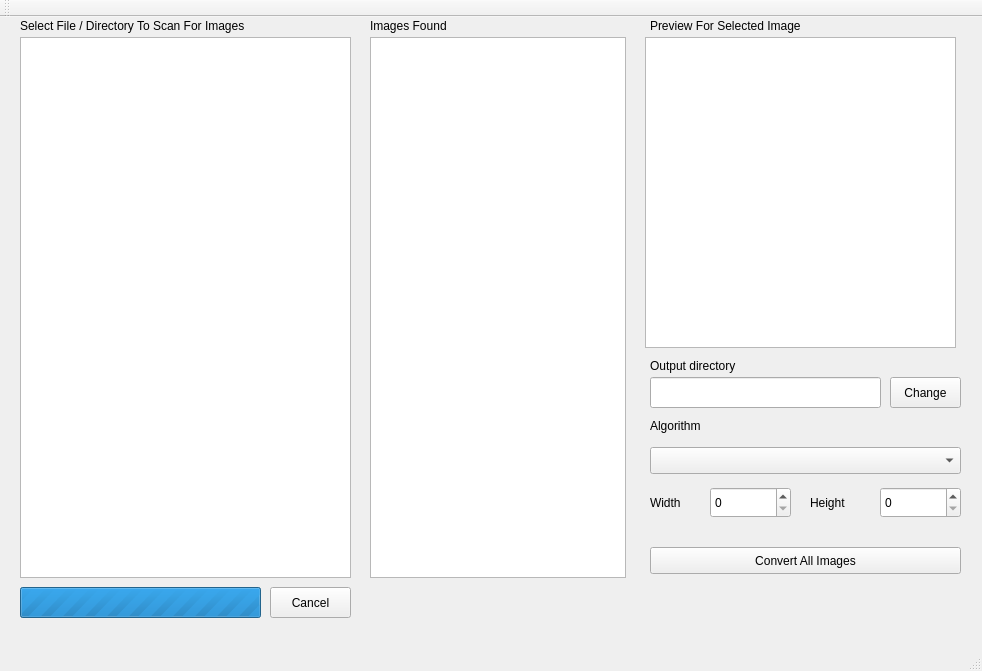
bestimmaa/batch-image-resizer-qt-opencv, file qt_creator_project/bbp-qt/mainwindow.ui: the form before one commit.
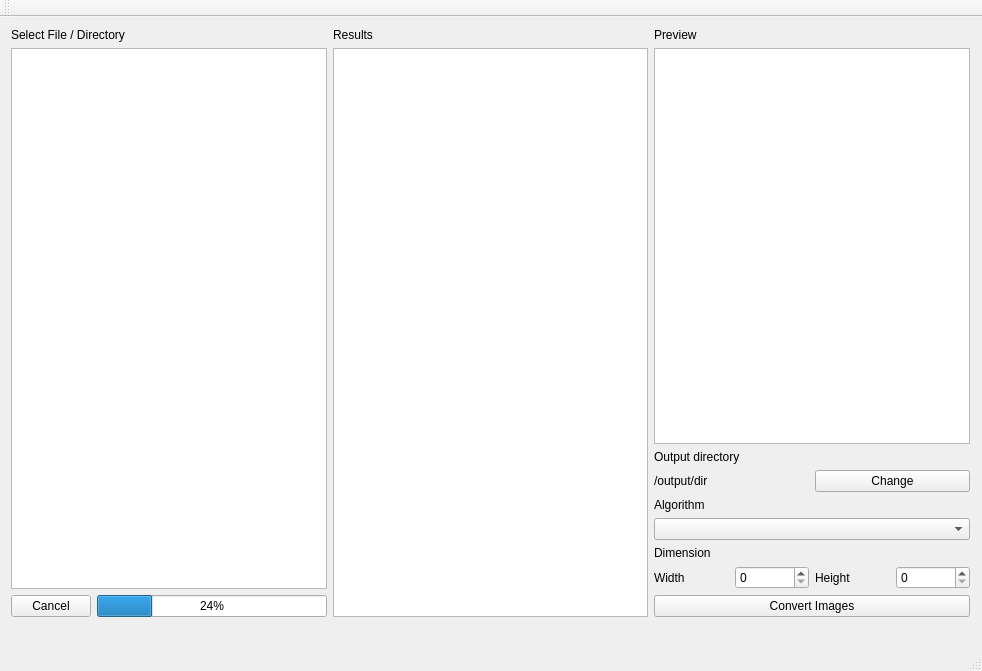
The form after the commit.

Commit message: updated ui with layouts

Patch:
```diff
--- a/qt_creator_project/bbp-qt/mainwindow.ui
+++ b/qt_creator_project/bbp-qt/mainwindow.ui
@@ -14,224 +14,150 @@
    <string>Batch Image Processor</string>
   </property>
   <widget class="QWidget" name="centralWidget">
-   <widget class="QTreeView" name="dirSelector">
-    <property name="enabled">
-     <bool>true</bool>
-    </property>
+   <widget class="QWidget" name="horizontalLayoutWidget">
     <property name="geometry">
      <rect>
-      <x>20</x>
-      <y>20</y>
-      <width>331</width>
-      <height>541</height>
-     </rect>
-    </property>
-   </widget>
-   <widget class="QLabel" name="labelSelectFiles">
-    <property name="geometry">
-     <rect>
-      <x>20</x>
+      <x>0</x>
       <y>0</y>
-      <width>331</width>
-      <height>17</height>
+      <width>981</width>
+      <height>611</height>
      </rect>
     </property>
-    <property name="text">
-     <string>Select File / Directory To Scan For Images</string>
-    </property>
-   </widget>
-   <widget class="QPushButton" name="buttonConvert">
-    <property name="geometry">
-     <rect>
-      <x>650</x>
-      <y>530</y>
-      <width>311</width>
-      <height>27</height>
-     </rect>
-    </property>
-    <property name="text">
-     <string>Convert All Images</string>
-    </property>
-   </widget>
-   <widget class="QProgressBar" name="progressBarLoadingFiles">
-    <property name="geometry">
-     <rect>
-      <x>20</x>
-      <y>570</y>
-      <width>241</width>
-      <height>31</height>
-     </rect>
-    </property>
-    <property name="maximum">
-     <number>0</number>
-    </property>
-    <property name="value">
-     <number>-1</number>
-    </property>
-   </widget>
-   <widget class="QPushButton" name="buttonCancel">
-    <property name="geometry">
-     <rect>
-      <x>270</x>
-      <y>570</y>
-      <width>81</width>
-      <height>31</height>
-     </rect>
-    </property>
-    <property name="text">
-     <string>Cancel</string>
-    </property>
-   </widget>
-   <widget class="QListView" name="imagesList">
-    <property name="geometry">
-     <rect>
-      <x>370</x>
-      <y>20</y>
-      <width>256</width>
-      <height>541</height>
-     </rect>
-    </property>
-   </widget>
-   <widget class="QLabel" name="labelSelectFiles_2">
-    <property name="geometry">
-     <rect>
-      <x>370</x>
-      <y>0</y>
-      <width>251</width>
-      <height>17</height>
-     </rect>
-    </property>
-    <property name="text">
-     <string>Images Found</string>
-    </property>
-   </widget>
-   <widget class="QComboBox" name="comboBox">
-    <property name="geometry">
-     <rect>
-      <x>650</x>
-      <y>430</y>
-      <width>311</width>
-      <height>27</height>
-     </rect>
-    </property>
-   </widget>
-   <widget class="QSpinBox" name="spinBox">
-    <property name="geometry">
-     <rect>
-      <x>710</x>
-      <y>470</y>
-      <width>81</width>
-      <height>31</height>
-     </rect>
-    </property>
-   </widget>
-   <widget class="QSpinBox" name="spinBox_2">
-    <property name="geometry">
-     <rect>
-      <x>880</x>
-      <y>470</y>
-      <width>81</width>
-      <height>31</height>
-     </rect>
-    </property>
-   </widget>
-   <widget class="QLabel" name="label">
-    <property name="geometry">
-     <rect>
-      <x>650</x>
-      <y>400</y>
-      <width>311</width>
-      <height>17</height>
-     </rect>
-    </property>
-    <property name="text">
-     <string>Algorithm</string>
-    </property>
-   </widget>
-   <widget class="QLabel" name="label_2">
-    <property name="geometry">
-     <rect>
-      <x>650</x>
-      <y>470</y>
-      <width>61</width>
-      <height>31</height>
-     </rect>
-    </property>
-    <property name="text">
-     <string>Width</string>
-    </property>
-   </widget>
-   <widget class="QLabel" name="label_3">
-    <property name="geometry">
-     <rect>
-      <x>810</x>
-      <y>470</y>
-      <width>61</width>
-      <height>31</height>
-     </rect>
-    </property>
-    <property name="text">
-     <string>Height</string>
-    </property>
-   </widget>
-   <widget class="QGraphicsView" name="graphicsView">
-    <property name="geometry">
-     <rect>
-      <x>645</x>
-      <y>20</y>
-      <width>311</width>
-      <height>311</height>
-     </rect>
-    </property>
-   </widget>
-   <widget class="QLabel" name="labelSelectFiles_3">
-    <property name="geometry">
-     <rect>
-      <x>650</x>
-      <y>0</y>
-      <width>251</width>
-      <height>17</height>
-     </rect>
-    </property>
-    <property name="text">
-     <string>Preview For Selected Image</string>
-    </property>
-   </widget>
-   <widget class="QLabel" name="label_4">
-    <property name="geometry">
-     <rect>
-      <x>650</x>
-      <y>340</y>
-      <width>301</width>
-      <height>17</height>
-     </rect>
-    </property>
-    <property name="text">
-     <string>Output directory</string>
-    </property>
-   </widget>
-   <widget class="QPushButton" name="pushButton">
-    <property name="geometry">
-     <rect>
-      <x>890</x>
-      <y>360</y>
-      <width>71</width>
-      <height>31</height>
-     </rect>
-    </property>
-    <property name="text">
-     <string>Change</string>
-    </property>
-   </widget>
-   <widget class="QLineEdit" name="lineEdit">
-    <property name="geometry">
-     <rect>
-      <x>650</x>
-      <y>360</y>
-      <width>231</width>
-      <height>31</height>
-     </rect>
-    </property>
+    <layout class="QHBoxLayout" name="horizontalLayout">
+     <item>
+      <layout class="QVBoxLayout" name="left">
+       <item>
+        <widget class="QLabel" name="labelSelectFiles">
+         <property name="text">
+          <string>Select File / Directory</string>
+         </property>
+        </widget>
+       </item>
+       <item>
+        <widget class="QTreeView" name="dirSelector"/>
+       </item>
+       <item>
+        <layout class="QHBoxLayout" name="loadingProgressLayout">
+         <item>
+          <widget class="QPushButton" name="buttonCancel">
+           <property name="text">
+            <string>Cancel</string>
+           </property>
+          </widget>
+         </item>
+         <item>
+          <widget class="QProgressBar" name="progressBarLoadingFiles">
+           <property name="value">
+            <number>24</number>
+           </property>
+          </widget>
+         </item>
+        </layout>
+       </item>
+      </layout>
+     </item>
+     <item>
+      <layout class="QVBoxLayout" name="middle">
+       <item alignment="Qt::AlignTop">
+        <widget class="QLabel" name="labelResults">
+         <property name="text">
+          <string>Results</string>
+         </property>
+        </widget>
+       </item>
+       <item>
+        <widget class="QListView" name="imagesList"/>
+       </item>
+      </layout>
+     </item>
+     <item>
+      <layout class="QVBoxLayout" name="right">
+       <item>
+        <widget class="QLabel" name="labelPreview">
+         <property name="text">
+          <string>Preview</string>
+         </property>
+        </widget>
+       </item>
+       <item>
+        <widget class="QGraphicsView" name="graphicsView"/>
+       </item>
+       <item>
+        <widget class="QLabel" name="labelOutput">
+         <property name="text">
+          <string>Output directory</string>
+         </property>
+        </widget>
+       </item>
+       <item>
+        <layout class="QHBoxLayout" name="destinationLayout">
+         <item>
+          <widget class="QLabel" name="label_4">
+           <property name="text">
+            <string>/output/dir</string>
+           </property>
+          </widget>
+         </item>
+         <item>
+          <widget class="QPushButton" name="pushButton">
+           <property name="text">
+            <string>Change</string>
+           </property>
+          </widget>
+         </item>
+        </layout>
+       </item>
+       <item>
+        <widget class="QLabel" name="labelAlgorithm">
+         <property name="text">
+          <string>Algorithm</string>
+         </property>
+        </widget>
+       </item>
+       <item>
+        <widget class="QComboBox" name="comboBox"/>
+       </item>
+       <item>
+        <widget class="QLabel" name="labelSize">
+         <property name="text">
+          <string>Dimension</string>
+         </property>
+        </widget>
+       </item>
+       <item>
+        <layout class="QHBoxLayout" name="sizeLayout">
+         <item>
+          <widget class="QLabel" name="labelWidth">
+           <property name="text">
+            <string>Width</string>
+           </property>
+          </widget>
+         </item>
+         <item>
+          <widget class="QSpinBox" name="spinBox"/>
+         </item>
+         <item>
+          <widget class="QLabel" name="label_2">
+           <property name="text">
+            <string>Height</string>
+           </property>
+          </widget>
+         </item>
+         <item>
+          <widget class="QSpinBox" name="spinBox_2"/>
+         </item>
+        </layout>
+       </item>
+       <item>
+        <widget class="QPushButton" name="buttonConvert">
+         <property name="text">
+          <string>Convert Images</string>
+         </property>
+        </widget>
+       </item>
+      </layout>
+     </item>
+    </layout>
    </widget>
   </widget>
   <widget class="QMenuBar" name="menuBar">
```
The commit also changes 3 other files.
